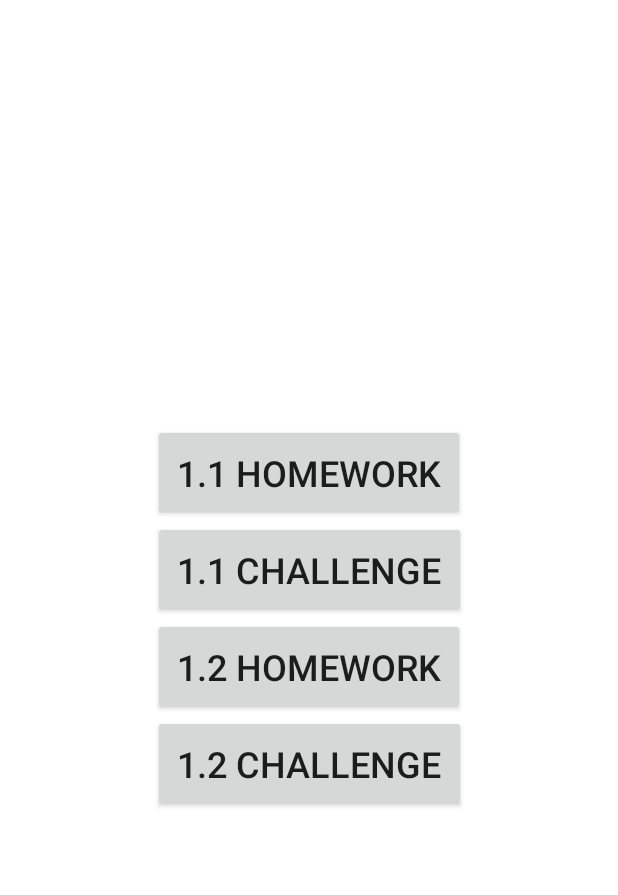
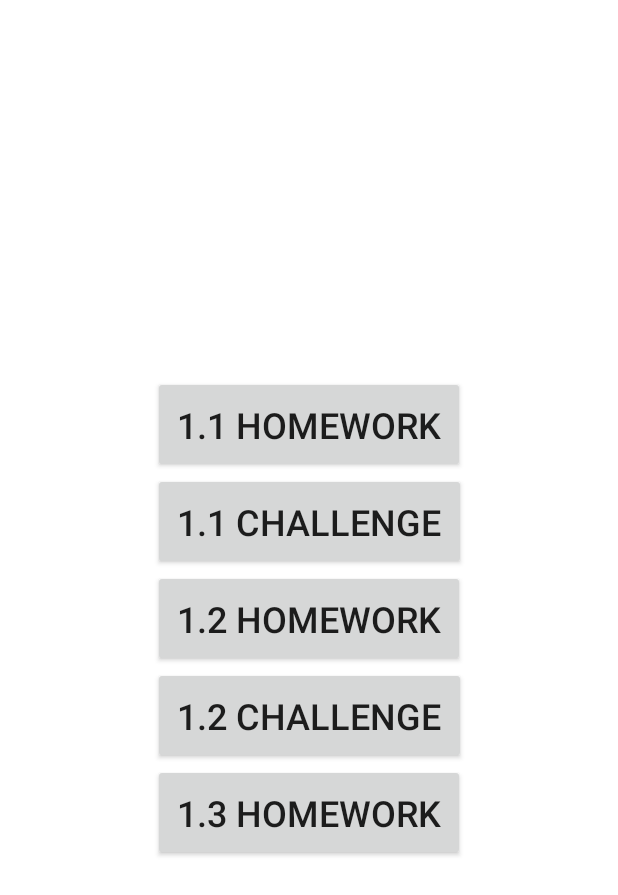
Before and after one commit to kggm0116/aston_intensiv_2, an Android app: the screen it shows after launch (LauncherActivity), on a phone screen of 412 x 824 dp. Shown: the top 895 px of the screen. Run offline under Robolectric (Android 15) with nearby library versions, the phone set to English and light mode, and no system bars.

Commit message:
Copied 'hellotoast_upgraded' from Task 1.2, for Task 1.3.

```diff
--- a/application/src/main/java/ru/kggm/launcher/LauncherActivity.kt
+++ b/application/src/main/java/ru/kggm/launcher/LauncherActivity.kt
@@ -7,6 +7,7 @@ import ru.kggm.helloworld.HelloWorldActivity
 import ru.kggm.launcher.databinding.ActivityLauncherBinding
 import ru.kggm.happybirthday.HappyBirthdayActivity
 import ru.kggm.hellotoast.HelloToastActivity
+import ru.kggm.hellotoast.HelloToastUpgradeActivity
 import ru.kggm.hellotoast_challenge.HelloToastChallengeActivity
 
 class LauncherActivity : AppCompatActivity() {
@@ -32,6 +33,9 @@ class LauncherActivity : AppCompatActivity() {
         binding.task12ChallengeButton.setOnClickListener {
             startActivity(Intent(this, HelloToastChallengeActivity::class.java))
         }
+        binding.task13HomeworkButton.setOnClickListener {
+            startActivity(Intent(this, HelloToastUpgradeActivity::class.java))
+        }
     }
 
 
--- a/application/src/main/res/layout/activity_launcher.xml
+++ b/application/src/main/res/layout/activity_launcher.xml
@@ -38,9 +38,18 @@
         android:id="@+id/task_1_2_challenge_button"
         style="@style/launcher_button_style"
         android:text="@string/task_1_2_challenge_text"
-        app:layout_constraintBottom_toBottomOf="parent"
+        app:layout_constraintBottom_toTopOf="@id/task_1_3_homework_button"
         app:layout_constraintEnd_toEndOf="parent"
         app:layout_constraintStart_toStartOf="parent"
         app:layout_constraintTop_toBottomOf="@id/task_1_2_homework_button" />
 
+    <androidx.appcompat.widget.AppCompatButton
+        android:id="@+id/task_1_3_homework_button"
+        style="@style/launcher_button_style"
+        android:text="@string/task_1_3_homework_text"
+        app:layout_constraintBottom_toBottomOf="parent"
+        app:layout_constraintEnd_toEndOf="parent"
+        app:layout_constraintStart_toStartOf="parent"
+        app:layout_constraintTop_toBottomOf="@id/task_1_2_challenge_button" />
+
 </androidx.constraintlayout.widget.ConstraintLayout>
--- a/application/src/main/res/values/strings.xml
+++ b/application/src/main/res/values/strings.xml
@@ -4,4 +4,5 @@
     <string name="task_1_1_challenge_text">1.1 Challenge</string>
     <string name="task_1_2_homework_text">1.2 Homework</string>
     <string name="task_1_2_challenge_text">1.2 Challenge</string>
+    <string name="task_1_3_homework_text">1.3 Homework</string>
 </resources>
```
Also changed, not shown: application/src/main/java/ru/kggm/hellotoast_upgrade/HelloToastActivity.kt (added, +56 -0 lines), application/src/main/res/layout/activity_hello_toast_upgrade.xml (added, +46 -0 lines), 1 other file.
